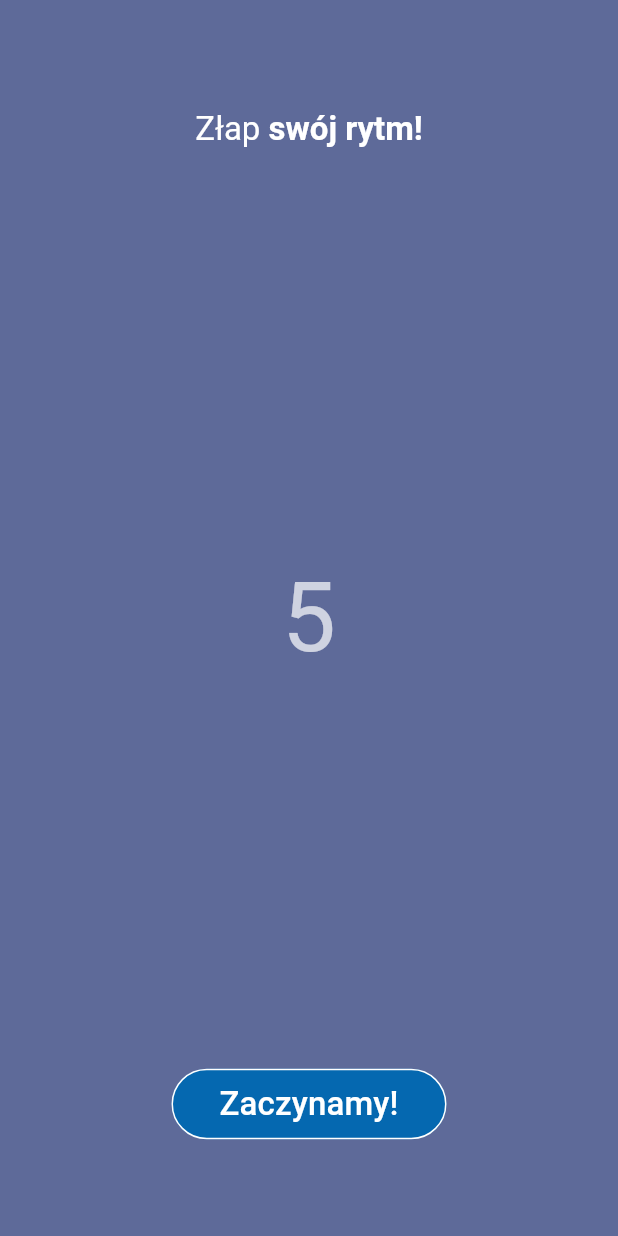
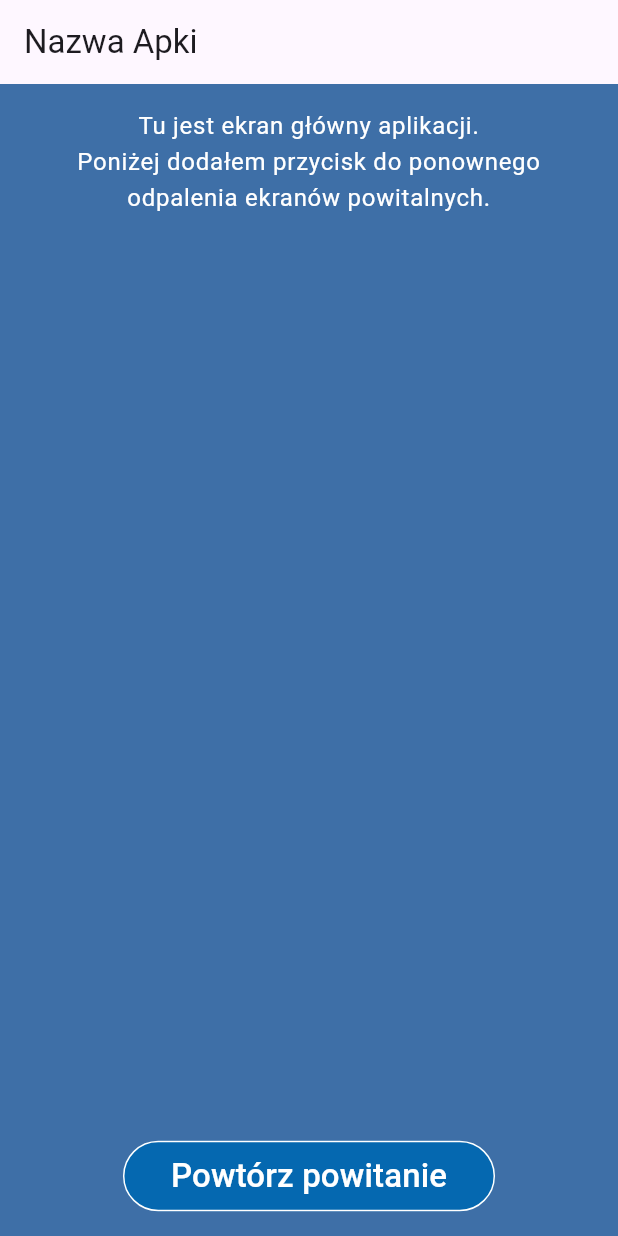
Before and after one commit to mivoligo/onboarding_pro_multi, a Flutter app: the screen it shows after launch, after a tap on "Pomiń", on a phone screen of 412 x 824 dp. Run offline on Flutter 3.47's test engine with Material 3 defaults, Android fonts, the phone set to English and light mode, and no system bars.

Commit message:
Add fake home page

```diff
--- /dev/null
+++ b/lib/home_page.dart
@@ -0,0 +1,47 @@
+import 'package:flutter/material.dart';
+import 'package:onboarding_pro_multi/colors.dart';
+import 'package:onboarding_pro_multi/onboarding_page.dart';
+import 'package:onboarding_pro_multi/strings.dart';
+import 'package:onboarding_pro_multi/widgets/navigation_buttons.dart';
+
+class HomePage extends StatelessWidget {
+  const HomePage({super.key});
+
+  @override
+  Widget build(BuildContext context) {
+    return SafeArea(
+      child: Scaffold(
+        backgroundColor: const Color(backgroundColor),
+        appBar: AppBar(
+          title: const Text(mainPageTitle),
+        ),
+        body: Padding(
+          padding: const EdgeInsets.all(16.0),
+          child: Center(
+            child: Column(
+              mainAxisAlignment: MainAxisAlignment.spaceBetween,
+              children: [
+                Text(
+                  mainPageDescription,
+                  textAlign: TextAlign.center,
+                  style: Theme.of(context)
+                      .textTheme
+                      .bodyLarge
+                      ?.copyWith(color: const Color(mainTextColor)),
+                ),
+                StartButton(
+                  label: buttonRepeatOnboarding,
+                  onPressed: () => Navigator.of(context).pushReplacement(
+                    MaterialPageRoute(
+                      builder: (context) => const OnboardingPage(),
+                    ),
+                  ),
+                ),
+              ],
+            ),
+          ),
+        ),
+      ),
+    );
+  }
+}
--- a/lib/onboarding_page.dart
+++ b/lib/onboarding_page.dart
@@ -1,5 +1,6 @@
 import 'package:flutter/material.dart';
 import 'package:onboarding_pro_multi/colors.dart';
+import 'package:onboarding_pro_multi/home_page.dart';
 import 'package:onboarding_pro_multi/strings.dart';
 import 'package:onboarding_pro_multi/widgets/illustration_part.dart';
 import 'package:onboarding_pro_multi/widgets/navigation_part.dart';
@@ -76,8 +77,8 @@ class _OnboardingPageState extends State<OnboardingPage> {
                   child: NavigationPart(
                     description: steps[currentStep],
                     onNextPressed: toNextStep,
-                    onSkipPressed: skipOnboarding,
-                    onStartPressed: resetProgress,
+                    onSkipPressed: toMainView,
+                    onStartPressed: toMainView,
                     hasMoreSteps: currentStep < lastStep,
                     isInWideLayout: isWideLayout,
                   ),
@@ -103,17 +104,11 @@ class _OnboardingPageState extends State<OnboardingPage> {
     }
   }
 
-  void resetProgress() {
-    setState(() {
-      currentStep = 0;
-      pageController.jumpToPage(currentStep);
-    });
-  }
-
-  void skipOnboarding() {
-    setState(() {
-      currentStep = lastStep;
-      pageController.jumpToPage(currentStep);
-    });
+  void toMainView() {
+    Navigator.of(context).pushReplacement(
+      MaterialPageRoute(
+        builder: (context) => const HomePage(),
+      ),
+    );
   }
 }
--- a/lib/strings.dart
+++ b/lib/strings.dart
@@ -7,3 +7,7 @@ const rhythm = 'Złap <em>swój rytm!</em>';
 const buttonSkip = 'Pomiń';
 const buttonForward = 'Dalej';
 const buttonStart = 'Zaczynamy!';
+const mainPageTitle = 'Nazwa Apki';
+const mainPageDescription = 'Tu jest ekran główny aplikacji.\n'
+    'Poniżej dodałem przycisk do ponownego odpalenia ekranów powitalnych.';
+const buttonRepeatOnboarding = 'Powtórz powitanie';
```
